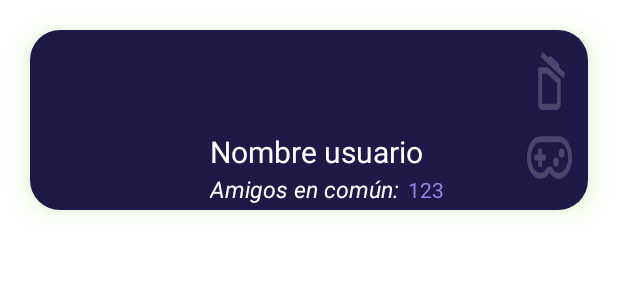
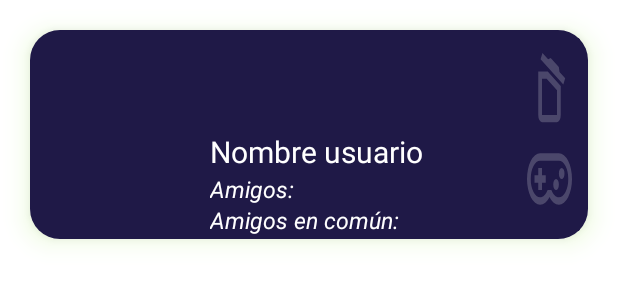
Before and after one commit to JenaroLeal/OMOapp, an Android app: the layout elementos_chats_recicler.xml on its own in the app's theme, with its tools: preview values and no code run, on a phone screen of 412 x 824 dp. Shown: the top 300 px of the screen. Run offline under Robolectric (Android 15) with nearby library versions, the phone set to English and light mode, and no system bars.

Commit message:
Amigos y amigosComun

```diff
--- a/CenecApp/app/src/main/java/clases/UsuarioAdapter.kt
+++ b/CenecApp/app/src/main/java/clases/UsuarioAdapter.kt
@@ -12,6 +12,7 @@ import androidx.recyclerview.widget.RecyclerView
 import com.bumptech.glide.Glide
 import com.example.cenecapp.Perfil_Jugadores
 import com.example.cenecapp.R
+import com.example.cenecapp.base_fragments
 import com.example.cenecapp.databinding.FragmentSocialBinding
 import com.google.firebase.auth.FirebaseAuth
 import com.google.firebase.firestore.FieldValue
@@ -46,11 +47,19 @@ class UsuarioAdapter(val actividadMadre:Activity, val datos:ArrayList<Usuario>):
     override fun onBindViewHolder(holder: Usuario_ViewHolder, position: Int) {
         var db= FirebaseFirestore.getInstance()
         val usuario:Usuario=datos.get(position)
+        var amigosComun:Int = 0
         holder.nombre.text=usuario.nombre
         holder.afinidad.text=usuario.afinidad.toString()+"%"
-        holder.amigosComun.text=usuario.juegos.size.toString()
+        holder.amigos.text=usuario.amigos.size.toString()
 
+        var yo:Usuario= base_fragments.Companion.usuarioEnviado
 
+        for (amigos in yo.amigos){
+            if(amigos in usuario.amigos){
+                amigosComun++
+            }
+        }
+        holder.amigosComun.text=amigosComun.toString()
         val fotopefil:CircleImageView=holder.fotoPerfil
 
 
--- a/CenecApp/app/src/main/java/clases/Usuario_ViewHolder.kt
+++ b/CenecApp/app/src/main/java/clases/Usuario_ViewHolder.kt
@@ -19,6 +19,7 @@ class Usuario_ViewHolder(view: View):ViewHolder(view) {
 
 
     val nombre:TextView by lazy { view.findViewById(R.id.nombreUsuario) }
+    val amigos:TextView by lazy {view.findViewById(R.id.amigos)}
     val amigosComun:TextView by lazy {view.findViewById(R.id.amigosComun)}
     val afinidad:TextView by lazy { view.findViewById(R.id.afinidadUsuario) }
     val fotoPerfil:CircleImageView by lazy {view.findViewById(R.id.imgPerfil)}
--- a/CenecApp/app/src/main/res/layout/elementos_chats_recicler.xml
+++ b/CenecApp/app/src/main/res/layout/elementos_chats_recicler.xml
@@ -71,23 +71,46 @@
 
                         android:layout_width="wrap_content"
                         android:layout_height="wrap_content"
-                        android:text="Amigos en común: "
+                        android:text="Amigos: "
                         android:textColor="@color/white"
                         android:textSize="15sp"
                         android:textStyle="italic"
                         android:gravity="start">
                     </TextView>
                     <TextView
-                        android:id="@+id/amigosComun"
+                        android:id="@+id/amigos"
                         android:layout_width="wrap_content"
                         android:layout_height="match_parent"
                         android:padding="2dp"
-                        android:text="123"
                         android:textAlignment="center"
                         android:gravity="center"
                         android:textColor="@color/colorTextos">
 
                     </TextView>
+                </LinearLayout>
+                <LinearLayout
+                    android:layout_width="wrap_content"
+                    android:layout_height="wrap_content"
+                    android:orientation="horizontal">
+                    <TextView
+                        android:layout_width="wrap_content"
+                        android:layout_height="match_parent"
+                        android:text="Amigos en común: "
+                        android:textSize="15sp"
+                        android:textStyle="italic"
+                        android:textColor="@color/white">
+                    </TextView>
+                    <TextView
+                        android:id="@+id/amigosComun"
+                        android:layout_width="wrap_content"
+                        android:layout_height="wrap_content"
+                        android:padding="2dp"
+                        android:textAlignment="center"
+                        android:gravity="center"
+                        android:textColor="@color/colorTextos">
+                    </TextView>
+
+
                 </LinearLayout>
 
             </LinearLayout>
```
